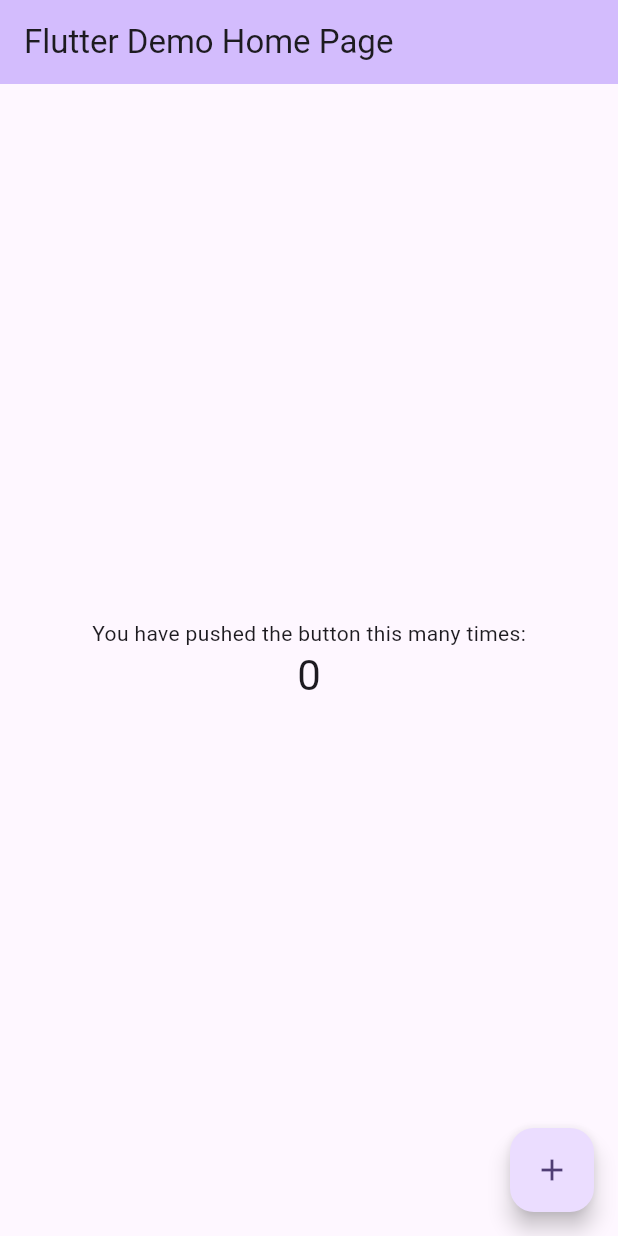
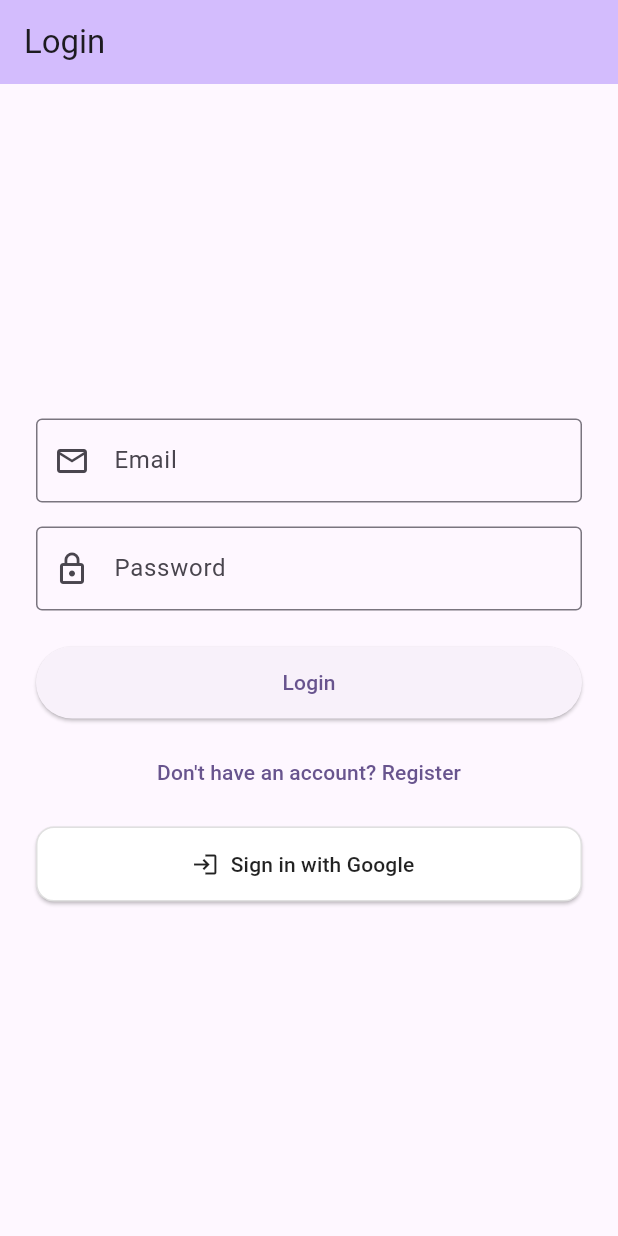
Before and after one commit to covyDC/mta_water_delivery, a Flutter app: the screen it shows after launch, on a phone screen of 412 x 824 dp. Run offline on Flutter 3.47's test engine with Material 3 defaults, Android fonts, the phone set to English and light mode, and no system bars; our stand-ins replace firebase_auth, firebase_core, google_sign_in; accounts and stored records are empty.

Commit message:
ADDED LOG IN & REGISTER WITH EMAIL/PASS & GOOGLE-AUTH

```diff
--- /dev/null
+++ b/lib/login.dart
@@ -0,0 +1,227 @@
+import 'package:flutter/material.dart';
+import 'package:firebase_auth/firebase_auth.dart';
+import 'package:google_sign_in/google_sign_in.dart';
+
+import 'main.dart'; // Home screen
+import 'register.dart'; // Register page
+
+class LoginPage extends StatefulWidget {
+  const LoginPage({super.key});
+
+  @override
+  State<LoginPage> createState() => _LoginPageState();
+}
+
+class _LoginPageState extends State<LoginPage> {
+  final _formKey = GlobalKey<FormState>();
+  final _emailController = TextEditingController();
+  final _passwordController = TextEditingController();
+
+  bool _isLoading = false;
+
+  @override
+  void dispose() {
+    _emailController.dispose();
+    _passwordController.dispose();
+    super.dispose();
+  }
+
+  /// =========================
+  /// Google Sign-In
+  /// =========================
+  Future<void> _signInWithGoogle() async {
+    setState(() => _isLoading = true);
+
+    try {
+      final googleSignIn = GoogleSignIn(scopes: ['email']);
+      final googleUser = await googleSignIn.signIn();
+
+      if (googleUser == null) {
+        if (!mounted) return;
+        setState(() => _isLoading = false);
+        return;
+      }
+
+      final googleAuth = await googleUser.authentication;
+      final credential = GoogleAuthProvider.credential(
+        idToken: googleAuth.idToken,
+        accessToken: googleAuth.accessToken,
+      );
+
+      await FirebaseAuth.instance.signInWithCredential(credential);
+
+      if (!mounted) return;
+      setState(() => _isLoading = false);
+
+      Navigator.pushReplacement(
+        context,
+        MaterialPageRoute(
+          builder: (_) => const MyHomePage(title: 'Flutter Demo Home Page'),
+        ),
+      );
+    } catch (e) {
+      if (!mounted) return;
+      setState(() => _isLoading = false);
+      ScaffoldMessenger.of(context).showSnackBar(
+        SnackBar(content: Text('Google Sign-In failed: $e')),
+      );
+    }
+  }
+
+  /// =========================
+  /// Email/Password Login
+  /// =========================
+  Future<void> _login() async {
+    if (!_formKey.currentState!.validate()) return;
+
+    setState(() => _isLoading = true);
+
+    try {
+      await FirebaseAuth.instance.signInWithEmailAndPassword(
+        email: _emailController.text.trim(),
+        password: _passwordController.text.trim(),
+      );
+
+      if (!mounted) return;
+      setState(() => _isLoading = false);
+
+      Navigator.pushReplacement(
+        context,
+        MaterialPageRoute(
+          builder: (_) => const MyHomePage(title: 'Flutter Demo Home Page'),
+        ),
+      );
+    } on FirebaseAuthException catch (e) {
+      if (!mounted) return;
+      setState(() => _isLoading = false);
+
+      final message = switch (e.code) {
+        'user-not-found' => 'No user found with this email',
+        'wrong-password' => 'Incorrect password',
+        _ => e.message ?? 'Login failed',
+      };
+
+      ScaffoldMessenger.of(context).showSnackBar(
+        SnackBar(content: Text(message)),
+      );
+    }
+  }
+
+  /// =========================
+  /// UI
+  /// =========================
+  @override
+  Widget build(BuildContext context) {
+    final theme = Theme.of(context);
+    return Scaffold(
+      appBar: AppBar(
+        title: const Text('Login'),
+        backgroundColor: theme.colorScheme.inversePrimary,
+      ),
+      body: Center(
+        child: SingleChildScrollView(
+          padding: const EdgeInsets.all(24.0),
+          child: Form(
+            key: _formKey,
+            child: AutofillGroup(
+              child: Column(
+                mainAxisAlignment: MainAxisAlignment.center,
+                children: [
+                  // Email
+                  TextFormField(
+                    controller: _emailController,
+                    decoration: const InputDecoration(
+                      labelText: 'Email',
+                      border: OutlineInputBorder(),
+                      prefixIcon: Icon(Icons.email_outlined),
+                    ),
+                    autofillHints: const [AutofillHints.username],
+                    keyboardType: TextInputType.emailAddress,
+                    validator: (value) {
+                      if (value == null || value.isEmpty) {
+                        return 'Please enter your email';
+                      }
+                      if (!value.contains('@')) {
+                        return 'Enter a valid email';
+                      }
+                      return null;
+                    },
+                  ),
+                  const SizedBox(height: 16),
+
+                  // Password
+                  TextFormField(
+                    controller: _passwordController,
+                    decoration: const InputDecoration(
+                      labelText: 'Password',
+                      border: OutlineInputBorder(),
+                      prefixIcon: Icon(Icons.lock_outline),
+                    ),
+                    obscureText: true,
+                    autofillHints: const [AutofillHints.password],
+                    validator: (value) {
+                      if (value == null || value.isEmpty) {
+                        return 'Please enter your password';
+                      }
+                      if (value.length < 6) {
+                        return 'Password must be at least 6 characters';
+                      }
+                      return null;
+                    },
+                  ),
+                  const SizedBox(height: 24),
+
+                  // Login Button
+                  _isLoading
+                      ? const CircularProgressIndicator()
+                      : SizedBox(
+                          width: double.infinity,
+                          child: ElevatedButton(
+                            onPressed: _login,
+                            style: ElevatedButton.styleFrom(
+                              padding: const EdgeInsets.symmetric(vertical: 14),
+                            ),
+                            child: const Text('Login'),
+                          ),
+                        ),
+                  const SizedBox(height: 12),
+
+                  // Navigate to Register
+                  TextButton(
+                    onPressed: () {
+                      Navigator.push(
+                        context,
+                        MaterialPageRoute(
+                          builder: (_) => const RegisterPage(),
+                        ),
+                      );
+                    },
+                    child: const Text("Don't have an account? Register"),
+                  ),
+                  const SizedBox(height: 12),
+
+                  // Google Sign-In Button
+                  if (!_isLoading)
+                    ElevatedButton.icon(
+                      icon: const Icon(Icons.login),
+                      label: const Text('Sign in with Google'),
+                      style: ElevatedButton.styleFrom(
+                        backgroundColor: Colors.white,
+                        foregroundColor: Colors.black87,
+                        minimumSize: const Size(double.infinity, 50),
+                        side: const BorderSide(color: Colors.black12),
+                        shape: RoundedRectangleBorder(
+                          borderRadius: BorderRadius.circular(12),
+                        ),
+                      ),
+                      onPressed: _signInWithGoogle,
+                    ),
+                ],
+              ),
+            ),
+          ),
+        ),
+      ),
+    );
+  }
+}
--- a/lib/main.dart
+++ b/lib/main.dart
@@ -1,3 +1,4 @@
+import 'login.dart'; // <-- Add this line
 import 'package:flutter/material.dart';
 import 'package:firebase_core/firebase_core.dart'; // <-- Add this import
 import 'firebase_options.dart'; // <-- Add this if you used FlutterFire CLI
@@ -25,7 +26,7 @@ class MyApp extends StatelessWidget {
       theme: ThemeData(
         colorScheme: ColorScheme.fromSeed(seedColor: Colors.deepPurple),
       ),
-      home: const MyHomePage(title: 'Flutter Demo Home Page'),
+      home: const LoginPage(),
     );
   }
 }
--- a/pubspec.yaml
+++ b/pubspec.yaml
@@ -34,7 +34,10 @@ dependencies:
   # The following adds the Cupertino Icons font to your application.
   # Use with the CupertinoIcons class for iOS style icons.
   cupertino_icons: ^1.0.8
-  firebase_core: ^4.2.1
+  firebase_core: ^3.6.0
+  firebase_auth: ^5.3.1
+  google_sign_in: ^6.2.1
+
 
 dev_dependencies:
   flutter_test:
```
Also changed, not shown: analysis_options.yaml (+2 -11 lines), lib/register.dart (added, +230 -0 lines), pubspec.lock, 7 other files.
